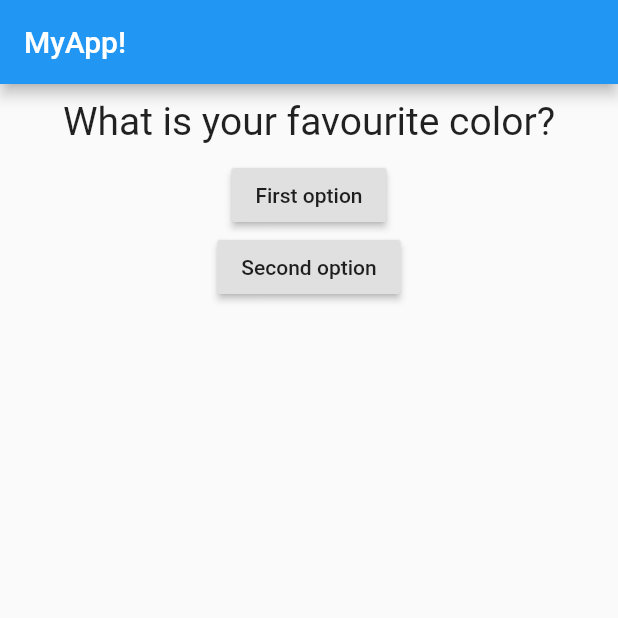
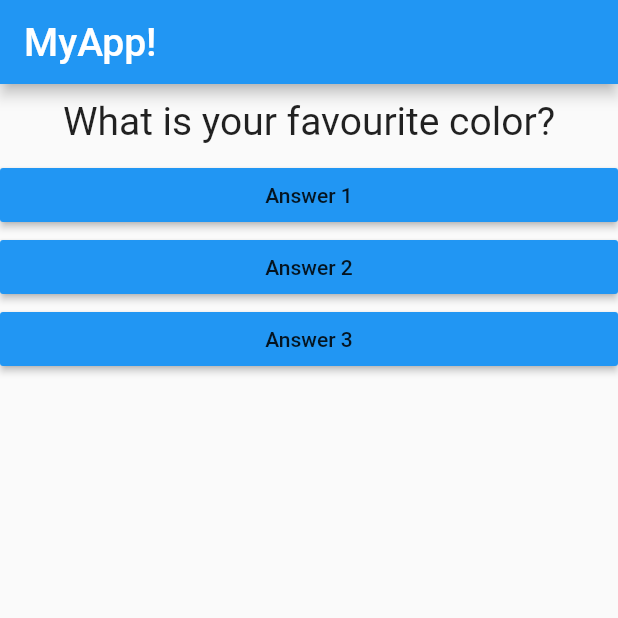
Before and after one commit to gonzavesc/hackovid, a Flutter app: the screen it shows after launch, on a phone screen of 412 x 824 dp, the top half of it. Run offline on Flutter 3.47's test engine with Material 2 defaults, Android fonts, the phone set to English and light mode, and no system bars.

Commit message:
Passed functtion to answer widget

```diff
--- /dev/null
+++ b/first_app/lib/answer.dart
@@ -0,0 +1,18 @@
+import 'package:flutter/material.dart';
+
+class Answer extends StatelessWidget {
+  final Function selectHandler;
+  final String buttonText;
+  Answer(this.selectHandler, this.buttonText);
+  @override
+  Widget build(BuildContext context) {
+    return Container(
+      width: double.infinity,
+      child: RaisedButton(
+        color: Colors.blue,
+        onPressed: selectHandler,
+        child: Text(buttonText),
+      ),
+    );
+  }
+}
--- a/first_app/lib/main.dart
+++ b/first_app/lib/main.dart
@@ -1,6 +1,7 @@
 import 'package:flutter/material.dart';
 
 import './question.dart';
+import './answer.dart';
 
 // void main(){
 //   runApp(MyApp());
@@ -34,19 +35,18 @@ class _MyAppState extends State<MyApp> {
     return MaterialApp(
         home: Scaffold(
       appBar: AppBar(
-        title: Text("MyApp!"),
+        title: Text(
+          "MyApp!",
+          textAlign: TextAlign.center,
+          style: TextStyle(fontSize: 26),
+        ),
       ),
       body: Column(
         children: <Widget>[
           Question(questions.elementAt(_questionIndex)), //same asd questions[0]
-          RaisedButton(
-            child: Text("First option"),
-            onPressed: _answerQuestion,
-          ),
-          RaisedButton(
-            child: Text("Second option"),
-            onPressed: () => print("Second chosen"),
-          )
+          Answer(_answerQuestion, "Answer 1"),
+          Answer(_answerQuestion, "Answer 2"),
+          Answer(_answerQuestion, "Answer 3")
         ],
       ),
     ));
```
Also changed, not shown: first_app/lib/question.dart (indentation only).
